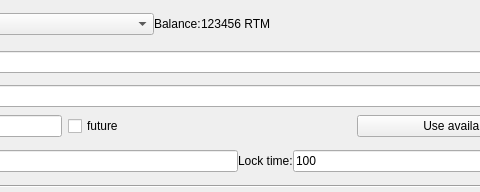
Old version of the form src/qt/forms/sendassetsentry.ui in the repository stabner/HashmonkeyCoin; both pictures show x 113 to 593 and y 0 to 192 of the 729 by 192 pixel window.
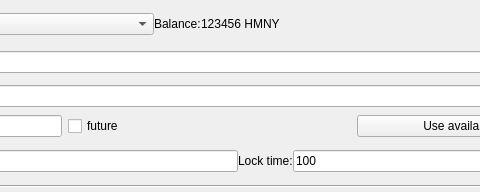
New version of the form. Custom widgets are drawn as their Qt base class.

Commit message: Fix RTM references to HMNY in Qt code - Replace BitcoinUnits::RTM with BitcoinUnits::HMNY in all Qt files - Update UI text references from RTM to HMNY - Fix currency unit references in comments and help text

Diff of the .ui file:
```diff
--- a/src/qt/forms/sendassetsentry.ui
+++ b/src/qt/forms/sendassetsentry.ui
@@ -330,7 +330,7 @@
          </sizepolicy>
         </property>
         <property name="text">
-         <string>123456 RTM</string>
+         <string>123456 HMNY</string>
         </property>
         <property name="margin">
          <number>0</number>
```
The commit also changes 10 other files.
